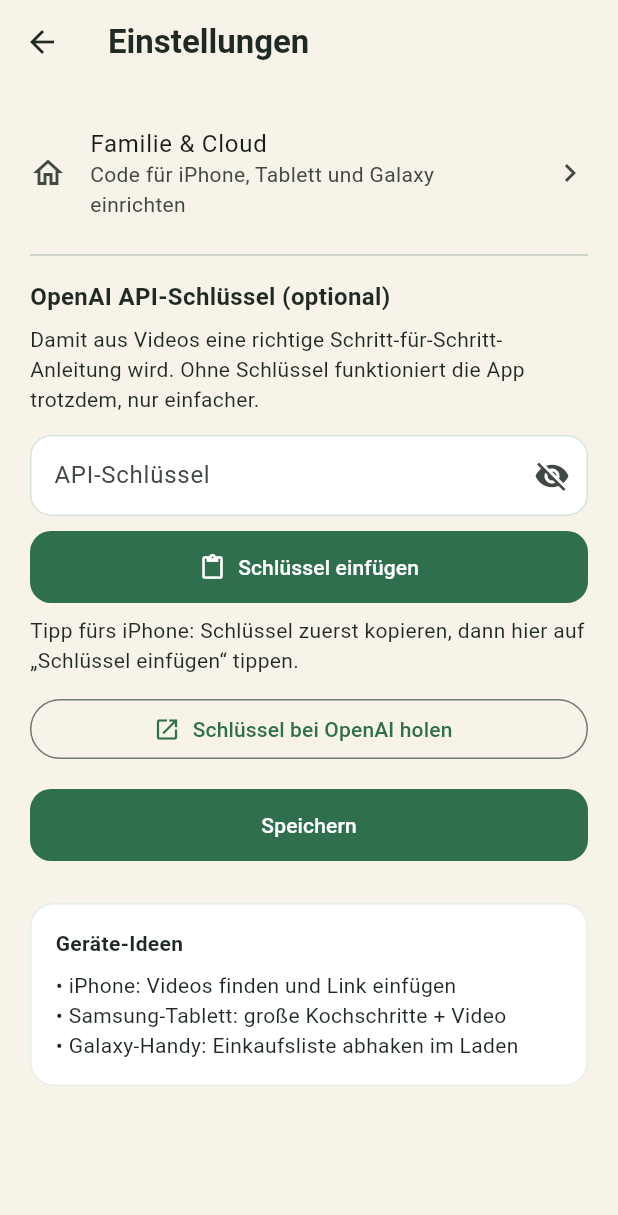
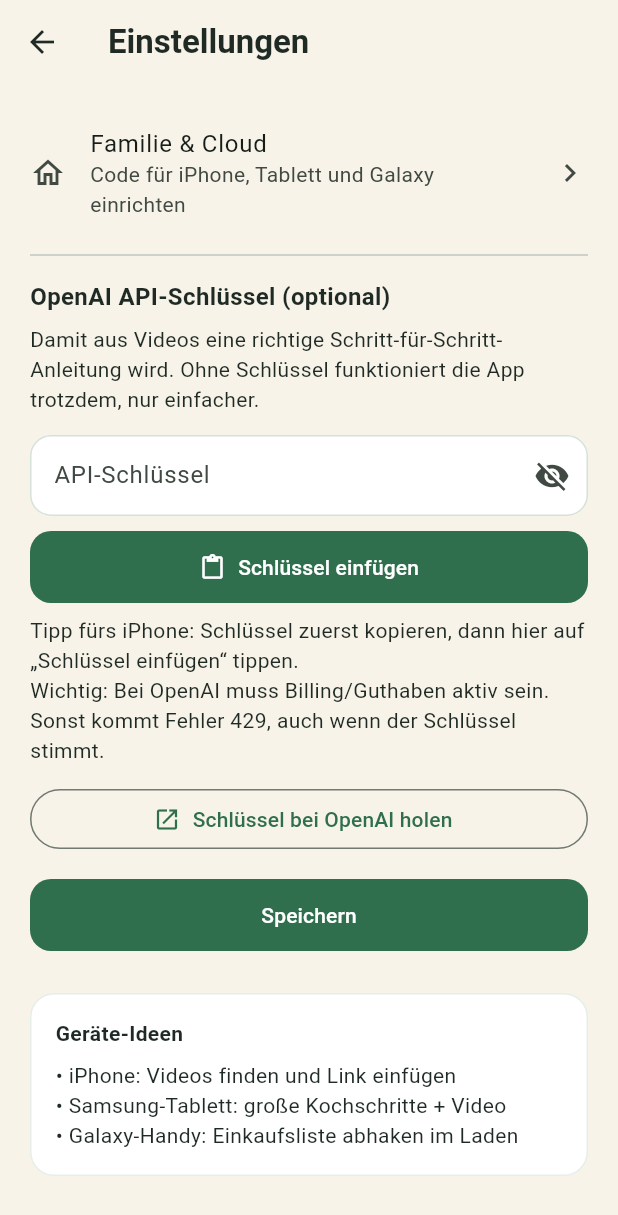
Before and after one commit to bernhardbesser84/rezeptezumnachkochen, a Flutter app: the screen it shows after launch, after a tap on the "settings" icon, on a phone screen of 412 x 824 dp. Shown: the top 1215 px of the screen. Run offline on Flutter 3.47's test engine with Material 3 defaults, Android fonts, the phone set to English and light mode, and no system bars; our stand-ins replace app_links, shared_preferences; missing offline and left inert: receive_sharing_intent.

Commit message:
fix: OpenAI-Fehler 429 verständlich erklären
429 bedeutet meist leeres Guthaben oder zu viele Anfragen,
nicht automatisch einen falschen API-Schlüssel.

Co-authored-by: bernhardbesser84 <bernhardbesser84@users.noreply.github.com>

```diff
--- a/lib/screens/settings_screen.dart
+++ b/lib/screens/settings_screen.dart
@@ -142,7 +142,9 @@ class _SettingsScreenState extends State<SettingsScreen> {
                 const SizedBox(height: 8),
                 const Text(
                   'Tipp fürs iPhone: Schlüssel zuerst kopieren, dann hier auf '
-                  '„Schlüssel einfügen“ tippen.',
+                  '„Schlüssel einfügen“ tippen.\n'
+                  'Wichtig: Bei OpenAI muss Billing/Guthaben aktiv sein. '
+                  'Sonst kommt Fehler 429, auch wenn der Schlüssel stimmt.',
                 ),
                 const SizedBox(height: 12),
                 OutlinedButton.icon(
--- a/lib/services/recipe_extractor.dart
+++ b/lib/services/recipe_extractor.dart
@@ -162,10 +162,7 @@ class RecipeExtractor {
         .timeout(const Duration(seconds: 45));
 
     if (response.statusCode < 200 || response.statusCode >= 300) {
-      throw Exception(
-        'KI-Anfrage fehlgeschlagen (${response.statusCode}). '
-        'Prüfe deinen API-Schlüssel unter Einstellungen.',
-      );
+      throw Exception(_openAiErrorMessage(response.statusCode, response.body));
     }
 
     final body = jsonDecode(response.body) as Map<String, dynamic>;
@@ -325,6 +322,45 @@ class RecipeExtractor {
     );
   }
 
+  /// Verständliche Meldung für OpenAI-Fehlercodes.
+  String _openAiErrorMessage(int statusCode, String body) {
+    final lower = body.toLowerCase();
+    final quotaEmpty = lower.contains('insufficient_quota') ||
+        lower.contains('billing') ||
+        lower.contains('exceeded your current quota');
+    final rateLimited = lower.contains('rate_limit');
+
+    switch (statusCode) {
+      case 401:
+      case 403:
+        return 'API-Schlüssel ungültig oder ohne Berechtigung. '
+            'Bitte unter Einstellungen prüfen und neu speichern.';
+      case 429:
+        if (quotaEmpty) {
+          return 'OpenAI-Guthaben / Kontingent ist leer (429). '
+              'Unter platform.openai.com Guthaben aufladen '
+              'oder Usage-Limits prüfen — der Schlüssel selbst kann stimmen.';
+        }
+        if (rateLimited) {
+          return 'Zu viele Anfragen bei OpenAI (429). '
+              'Bitte 1–2 Minuten warten und erneut versuchen.';
+        }
+        return 'OpenAI meldet Limit erreicht (429). '
+            'Meist: Guthaben leer oder zu viele Anfragen. '
+            'Prüfe unter platform.openai.com Billing & Usage — '
+            'nicht zwingend der API-Schlüssel.';
+      case 500:
+      case 502:
+      case 503:
+        return 'OpenAI ist gerade gestört ($statusCode). '
+            'Bitte später nochmal versuchen.';
+      default:
+        return 'KI-Anfrage fehlgeschlagen ($statusCode). '
+            'Falls der Schlüssel neu ist: unter Einstellungen prüfen. '
+            'Sonst später erneut versuchen.';
+    }
+  }
+
   List<String> _asStringList(dynamic value) {
     if (value is! List) return [];
     return value
```
